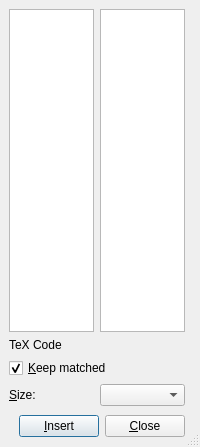
Old version of the form src/frontends/qt4/ui/QDelimiterUi.ui in the repository cburschka/lyx.
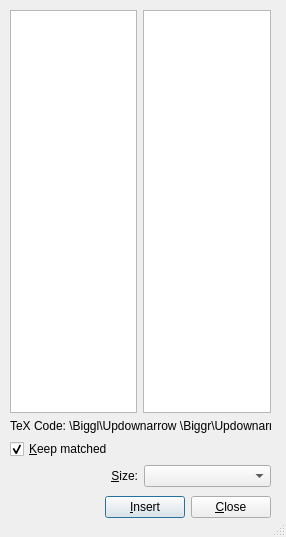
New version of the form.

Commit message: fix bug 3456 and 3457 http://bugzilla.lyx.org/show_bug.cgi?id=3456 http://bugzilla.lyx.org/show_bug.cgi?id=3457

The edit to the form file:
```diff
--- a/src/frontends/qt4/ui/QDelimiterUi.ui
+++ b/src/frontends/qt4/ui/QDelimiterUi.ui
@@ -5,8 +5,8 @@
    <rect>
     <x>0</x>
     <y>0</y>
-    <width>200</width>
-    <height>447</height>
+    <width>286</width>
+    <height>537</height>
    </rect>
   </property>
   <property name="sizePolicy" >
@@ -35,13 +35,13 @@
   <property name="sizeGripEnabled" >
    <bool>true</bool>
   </property>
-  <widget class="QWidget" name="" >
+  <widget class="QWidget" name="verticalLayout" >
    <property name="geometry" >
     <rect>
-     <x>9</x>
-     <y>9</y>
-     <width>176</width>
-     <height>431</height>
+     <x>10</x>
+     <y>10</y>
+     <width>261</width>
+     <height>511</height>
     </rect>
    </property>
    <layout class="QVBoxLayout" >
@@ -144,7 +144,16 @@
        </sizepolicy>
       </property>
       <property name="text" >
-       <string>TeX Code</string>
+       <string>TeX Code: \Biggl\Updownarrow \Biggr\Updownarrow</string>
+      </property>
+      <property name="textFormat" >
+       <enum>Qt::AutoText</enum>
+      </property>
+      <property name="alignment" >
+       <set>Qt::AlignLeading|Qt::AlignLeft|Qt::AlignVCenter</set>
+      </property>
+      <property name="wordWrap" >
+       <bool>false</bool>
       </property>
      </widget>
     </item>
@@ -190,6 +199,9 @@
         <property name="text" >
          <string>&amp;Size:</string>
         </property>
+        <property name="alignment" >
+         <set>Qt::AlignRight|Qt::AlignTrailing|Qt::AlignVCenter</set>
+        </property>
         <property name="buddy" >
          <cstring>sizeCO</cstring>
         </property>
```
The commit also changes 2 other files.
